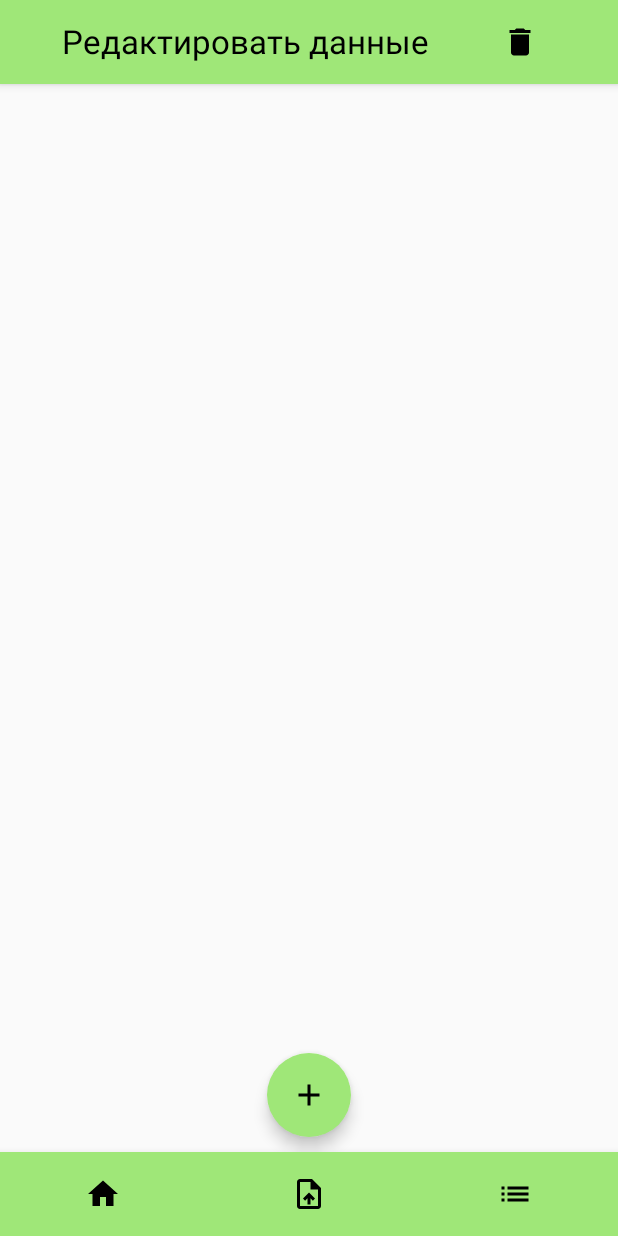
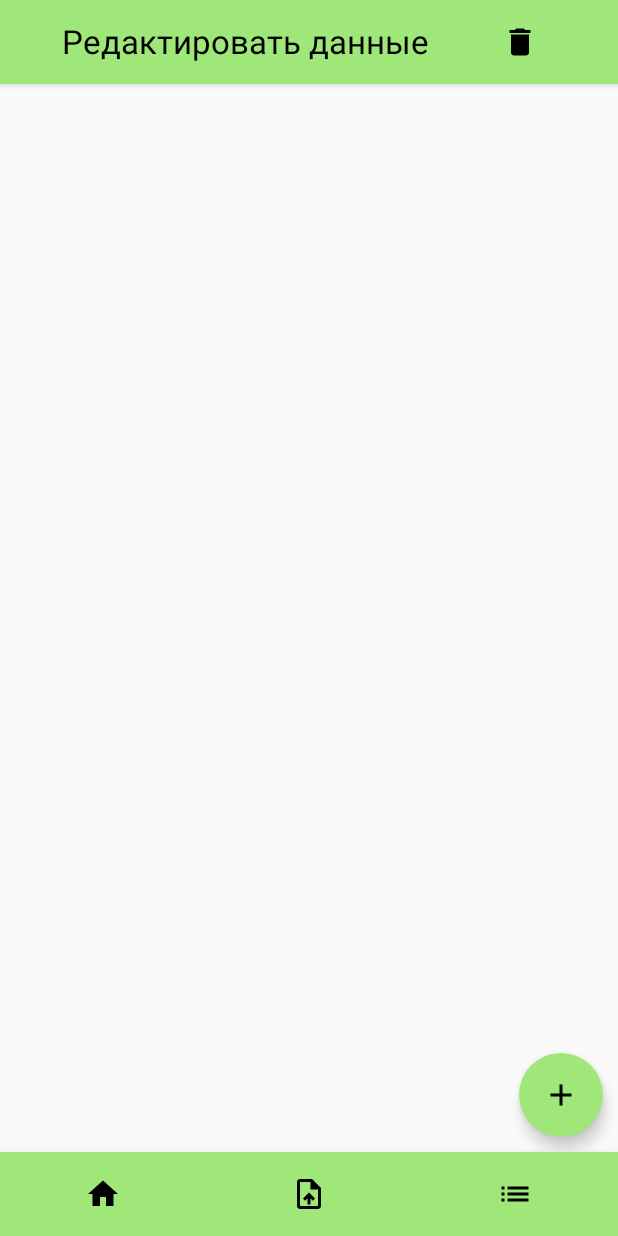
Before and after one commit to akaabyss/CleverSchedule, an Android app built with Jetpack Compose: the EditScreen screen opened through its navigation route, on a phone screen of 412 x 824 dp. Run offline under Robolectric (Android 15) with nearby library versions, the phone set to English and light mode, and no system bars.

Commit message:
move FloatingActionButton in the BottomEnd of the screen. Create method toDefaultString (make from "aAa" to "Aaa"), and add this method and uppercase in parsing methods.

```diff
--- a/app/src/main/java/ru/vafin/fiit/DateAndTime.kt
+++ b/app/src/main/java/ru/vafin/fiit/DateAndTime.kt
@@ -6,7 +6,7 @@ import java.time.LocalTime
 import java.util.Calendar
 
 fun getDayOfWeekByStringWithName(str: String): DayOfWeek {
-    return when (str) {
+    return when (str.uppercase()) {
         DayOfWeek.MONDAY.name -> DayOfWeek.MONDAY
         DayOfWeek.TUESDAY.name -> DayOfWeek.TUESDAY
         DayOfWeek.WEDNESDAY.name -> DayOfWeek.WEDNESDAY
--- a/app/src/main/java/ru/vafin/fiit/EditScreen.kt
+++ b/app/src/main/java/ru/vafin/fiit/EditScreen.kt
@@ -434,10 +434,11 @@ fun EditScreen(
                         }
                     }
                 }
+
                 if (editingSome.intValue == 0) {
                     FloatingActionButton(
                         modifier = Modifier
-                            .align(Alignment.BottomCenter)
+                            .align(Alignment.BottomEnd)
                             .padding(10.dp),
                         onClick = { adding = true },
 //                            contentColor = mainColor,
--- a/app/src/main/java/ru/vafin/fiit/Lesson.kt
+++ b/app/src/main/java/ru/vafin/fiit/Lesson.kt
@@ -34,7 +34,7 @@ data class Lesson(
     var numeratorAndDenominator: NumAndDen,
     ) : Comparable<Lesson> {
     override fun toString(): String {
-        return "|$dayOfThisPair, $nameOfSubject, $numberOfAud, $timeOfLesson, $nameOfTeacher, ${numeratorAndDenominator.name}|"
+        return "|${dayOfThisPair.name.toDefaultString()}, $nameOfSubject, $numberOfAud, $timeOfLesson, $nameOfTeacher, ${numeratorAndDenominator.name}|"
     }
 
     override fun compareTo(other: Lesson): Int {
@@ -44,7 +44,7 @@ data class Lesson(
     }
 
     fun toFileString(): String {
-        return "${dayOfThisPair.name}, $nameOfSubject, $numberOfAud, ${timeOfLesson.toFileString()}, " + "$nameOfTeacher, ${
+        return "${dayOfThisPair.name.toDefaultString()}, $nameOfSubject, $numberOfAud, ${timeOfLesson.toFileString()}, " + "$nameOfTeacher, ${
             getStringWithNameByNumOrDen(
                 numeratorAndDenominator
             )
--- a/app/src/main/java/ru/vafin/fiit/NumAndDen.kt
+++ b/app/src/main/java/ru/vafin/fiit/NumAndDen.kt
@@ -5,7 +5,7 @@ enum class NumAndDen {
 }
 
 fun getNumOrDenByStringWithName(str: String): NumAndDen {
-    return when (str) {
+    return when (str.toDefaultString()) {
         "Числитель" -> NumAndDen.Numerator
         "Знаменатель" -> NumAndDen.Denominator
         else -> NumAndDen.Every
```
Also changed, not shown: app/src/main/java/ru/vafin/fiit/StringMethods.kt (added, +9 -0 lines).
